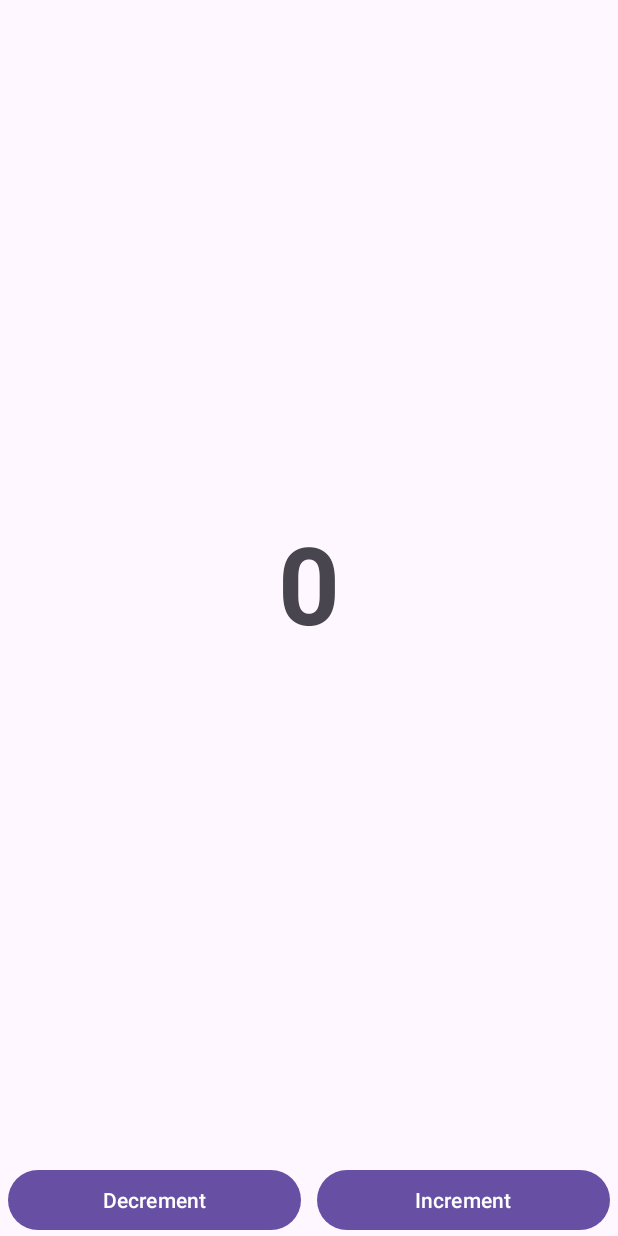
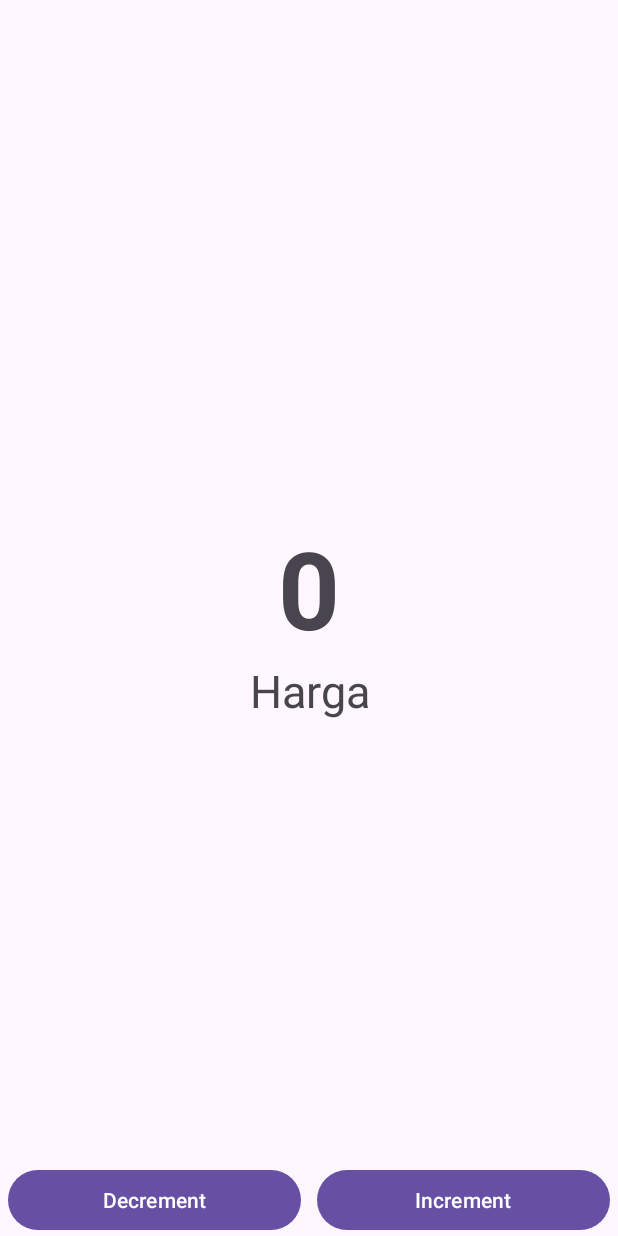
Before and after one commit to Bahrulilmi30/incrementDecrementMVVM, an Android app: the layout activity_main.xml on its own in the app's theme, with its tools: preview values and no code run, on a phone screen of 412 x 824 dp. Run offline under Robolectric (Android 15) with nearby library versions, the phone set to English and light mode, and no system bars.

```diff
--- a/app/src/main/AndroidManifest.xml
+++ b/app/src/main/AndroidManifest.xml
@@ -13,7 +13,7 @@
         android:theme="@style/Theme.IncrementDecrementMVVM"
         tools:targetApi="31">
         <activity
-            android:name=".MainActivity"
+            android:name=".main.MainActivity"
             android:exported="true">
             <intent-filter>
                 <action android:name="android.intent.action.MAIN" />
--- a/app/src/main/res/layout/activity_main.xml
+++ b/app/src/main/res/layout/activity_main.xml
@@ -4,21 +4,32 @@
     xmlns:tools="http://schemas.android.com/tools"
     android:layout_width="match_parent"
     android:layout_height="match_parent"
-    tools:context=".MainActivity">
-
+    tools:context=".main.MainActivity">
+<LinearLayout
+    android:layout_width="match_parent"
+    android:layout_height="wrap_content"
+    android:orientation="vertical"
+    android:layout_marginVertical="10dp"
+    app:layout_constraintTop_toTopOf="parent"
+    app:layout_constraintStart_toStartOf="parent"
+    app:layout_constraintBottom_toBottomOf="parent">
     <TextView
         android:id="@+id/tv_counter"
+        android:layout_height="wrap_content"
         android:layout_width="match_parent"
-        android:layout_height="0dp"
         android:gravity="center"
         android:textAlignment="center"
         android:textSize="72sp"
         android:textStyle="bold"
-        app:layout_constraintBottom_toTopOf="@id/ll_action_button"
-        app:layout_constraintDimensionRatio="2:1"
-        app:layout_constraintTop_toTopOf="parent"
-        tools:text="0" />
-
+        tools:text="0"/>
+    <TextView
+        android:id="@+id/tv_count"
+        android:textSize="30sp"
+        android:textAlignment="center"
+        android:layout_width="match_parent"
+        android:layout_height="wrap_content"
+        tools:text="Harga"/>
+</LinearLayout>
     <LinearLayout
         android:id="@+id/ll_action_button"
         android:layout_width="match_parent"
```
Also changed, not shown: app/build.gradle.kts (+8 -0 lines), app/src/main/java/com/catnip/incrementdecrementmvvm/MainViewModel.kt (deleted, +0 -25 lines), app/src/main/java/com/catnip/incrementdecrementmvvm/data/CounterdataSource.kt (added, +37 -0 lines), app/src/main/java/com/catnip/incrementdecrementmvvm/main/MainActivity.kt (renamed from app/src/main/java/com/catnip/incrementdecrementmvvm/MainActivity.kt, +12 -3 lines), app/src/main/java/com/catnip/incrementdecrementmvvm/main/MainViewModel.kt (added, +33 -0 lines), app/src/main/java/com/catnip/incrementdecrementmvvm/utils/GenericViewModelFactory.kt (added, +11 -0 lines).
